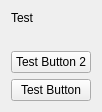
This is fe/main.ui in C-MILL/laser as Qt 5 draws it before an edit. The edited form follows.
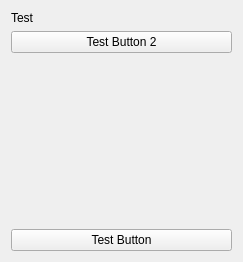
This is the edited form.

Diff of the .ui file:
```diff
--- a/fe/main.ui
+++ b/fe/main.ui
@@ -6,8 +6,8 @@
    <rect>
     <x>0</x>
     <y>0</y>
-    <width>95</width>
-    <height>112</height>
+    <width>243</width>
+    <height>262</height>
    </rect>
   </property>
   <property name="windowTitle">
@@ -23,6 +23,13 @@
        </property>
       </widget>
      </item>
+     <item>
+      <widget class="QPushButton" name="pushButton_2">
+       <property name="text">
+        <string>Test Button 2</string>
+       </property>
+      </widget>
+     </item>
      <item>
       <spacer name="verticalSpacer">
        <property name="orientation">
@@ -36,13 +43,6 @@
        </property>
       </spacer>
      </item>
-     <item>
-      <widget class="QPushButton" name="pushButton_2">
-       <property name="text">
-        <string>Test Button 2</string>
-       </property>
-      </widget>
-     </item>
      <item>
       <widget class="QPushButton" name="pushButton">
        <property name="text">
```
